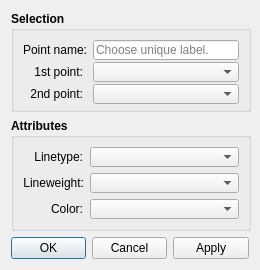
Before: the Qt Designer form src/libs/vtools/dialogs/tools/point_intersectxy_dialog.ui in FashionFreedom/Seamly2D, drawn with Qt 5.
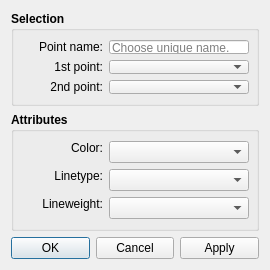
After: the same form once the commit is applied. Icons and pictures are not drawn. Custom widgets are drawn as their Qt base class.

What changed in the file:
```diff
--- a/src/libs/vtools/dialogs/tools/point_intersectxy_dialog.ui
+++ b/src/libs/vtools/dialogs/tools/point_intersectxy_dialog.ui
@@ -6,7 +6,7 @@
    <rect>
     <x>0</x>
     <y>0</y>
-    <width>260</width>
+    <width>270</width>
     <height>270</height>
    </rect>
   </property>
@@ -18,8 +18,8 @@
   </property>
   <property name="minimumSize">
    <size>
-    <width>260</width>
-    <height>270</height>
+    <width>270</width>
+    <height>0</height>
    </size>
   </property>
   <property name="font">
@@ -66,8 +66,8 @@
           </property>
           <property name="minimumSize">
            <size>
-            <width>60</width>
-            <height>20</height>
+            <width>80</width>
+            <height>0</height>
            </size>
           </property>
           <property name="maximumSize">
@@ -102,7 +102,7 @@
           <property name="minimumSize">
            <size>
             <width>140</width>
-            <height>20</height>
+            <height>0</height>
            </size>
           </property>
           <property name="font">
@@ -116,7 +116,7 @@
            <string>Unique label</string>
           </property>
           <property name="placeholderText">
-           <string>Choose unique label.</string>
+           <string>Choose unique name.</string>
           </property>
          </widget>
         </item>
@@ -130,8 +130,8 @@
           </property>
           <property name="minimumSize">
            <size>
-            <width>60</width>
-            <height>20</height>
+            <width>80</width>
+            <height>0</height>
            </size>
           </property>
           <property name="maximumSize">
@@ -166,7 +166,7 @@
           <property name="minimumSize">
            <size>
             <width>140</width>
-            <height>20</height>
+            <height>0</height>
            </size>
           </property>
           <property name="font">
@@ -188,8 +188,8 @@
           </property>
           <property name="minimumSize">
            <size>
-            <width>60</width>
-            <height>20</height>
+            <width>80</width>
+            <height>0</height>
            </size>
           </property>
           <property name="maximumSize">
@@ -224,7 +224,7 @@
           <property name="minimumSize">
            <size>
             <width>140</width>
-            <height>20</height>
+            <height>0</height>
            </size>
           </property>
           <property name="font">
@@ -262,7 +262,7 @@
      <layout class="QVBoxLayout" name="verticalLayout_3">
       <item>
        <layout class="QFormLayout" name="formLayout_2">
-        <item row="0" column="0">
+        <item row="1" column="0">
          <widget class="QLabel" name="lineType_Label">
           <property name="sizePolicy">
            <sizepolicy hsizetype="MinimumExpanding" vsizetype="Fixed">
@@ -272,8 +272,8 @@
           </property>
           <property name="minimumSize">
            <size>
-            <width>60</width>
-            <height>20</height>
+            <width>80</width>
+            <height>0</height>
            </size>
           </property>
           <property name="maximumSize">
@@ -297,7 +297,7 @@
           </property>
          </widget>
         </item>
-        <item row="0" column="1">
+        <item row="1" column="1">
          <widget class="LineTypeComboBox" name="lineType_ComboBox">
           <property name="sizePolicy">
            <sizepolicy hsizetype="Expanding" vsizetype="Fixed">
@@ -308,7 +308,7 @@
           <property name="minimumSize">
            <size>
             <width>140</width>
-            <height>20</height>
+            <height>0</height>
            </size>
           </property>
           <property name="maximumSize">
@@ -326,7 +326,7 @@
           </property>
          </widget>
         </item>
-        <item row="1" column="0">
+        <item row="2" column="0">
          <widget class="QLabel" name="lineWeight_Label">
           <property name="sizePolicy">
            <sizepolicy hsizetype="MinimumExpanding" vsizetype="Fixed">
@@ -336,8 +336,8 @@
           </property>
           <property name="minimumSize">
            <size>
-            <width>60</width>
-            <height>20</height>
+            <width>80</width>
+            <height>0</height>
            </size>
           </property>
           <property name="maximumSize">
@@ -361,7 +361,7 @@
           </property>
          </widget>
         </item>
-        <item row="1" column="1">
+        <item row="2" column="1">
          <widget class="LineWeightComboBox" name="lineWeight_ComboBox">
           <property name="sizePolicy">
            <sizepolicy hsizetype="Expanding" vsizetype="Fixed">
@@ -372,7 +372,7 @@
           <property name="minimumSize">
            <size>
             <width>140</width>
-            <height>20</height>
+            <height>0</height>
            </size>
           </property>
           <property name="font">
@@ -384,7 +384,7 @@
           </property>
          </widget>
         </item>
-        <item row="2" column="0">
+        <item row="0" column="0">
          <widget class="QLabel" name="lineColor_Label">
           <property name="sizePolicy">
            <sizepolicy hsizetype="MinimumExpanding" vsizetype="Fixed">
@@ -394,8 +394,8 @@
           </property>
           <property name="minimumSize">
            <size>
-            <width>60</width>
-            <height>20</height>
+            <width>80</width>
+            <height>0</height>
            </size>
           </property>
           <property name="maximumSize">
@@ -419,7 +419,7 @@
           </property>
          </widget>
         </item>
-        <item row="2" column="1">
+        <item row="0" column="1">
          <widget class="ColorComboBox" name="lineColor_ComboBox">
           <property name="sizePolicy">
            <sizepolicy hsizetype="Expanding" vsizetype="Fixed">
@@ -430,7 +430,7 @@
           <property name="minimumSize">
            <size>
             <width>140</width>
-            <height>20</height>
+            <height>0</height>
            </size>
           </property>
           <property name="font">
```
Left out of the diff: 2 changed lines with no effect on the pictures.
